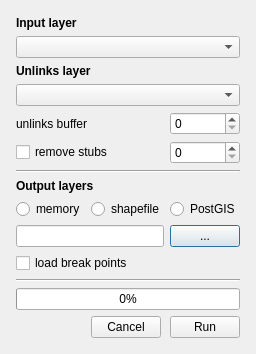
Before: the Qt Designer form network_segmenter_dialog_base.ui in spacesyntax/NetworkSegmenter, drawn with Qt 5.
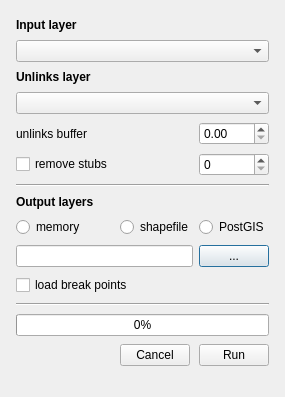
After: the same form once the commit is applied.

The edit to the form file:
```diff
--- a/network_segmenter_dialog_base.ui
+++ b/network_segmenter_dialog_base.ui
@@ -6,8 +6,8 @@
    <rect>
     <x>0</x>
     <y>0</y>
-    <width>241</width>
-    <height>332</height>
+    <width>285</width>
+    <height>397</height>
    </rect>
   </property>
   <property name="minimumSize">
@@ -243,13 +243,6 @@
        </property>
       </widget>
      </item>
-     <item row="4" column="2">
-      <widget class="QSpinBox" name="bufferSpinBox">
-       <property name="singleStep">
-        <number>0</number>
-       </property>
-      </widget>
-     </item>
      <item row="2" column="0" colspan="2">
       <widget class="QLabel" name="label_2">
        <property name="sizePolicy">
@@ -269,6 +262,9 @@
        </property>
       </widget>
      </item>
+     <item row="4" column="2">
+      <widget class="QDoubleSpinBox" name="bufferSpinBox"/>
+     </item>
     </layout>
    </item>
   </layout>
```
